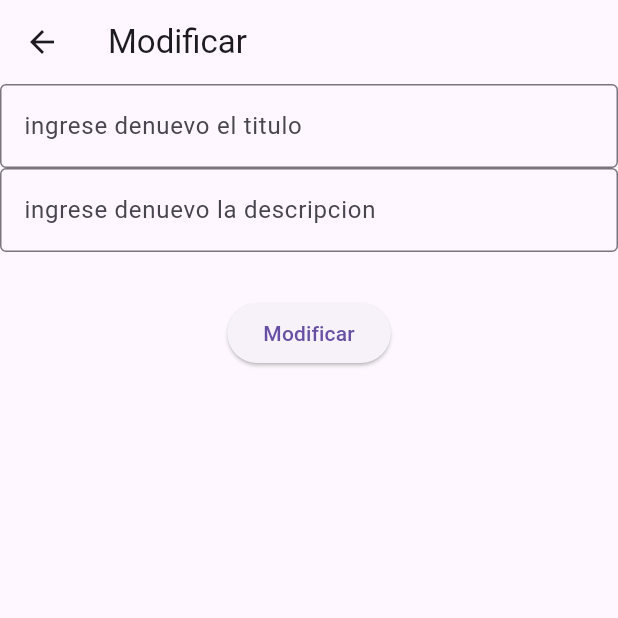
After one commit to ExHultant/Login_Simple, a Flutter app: the Modificar screen opened directly, on a phone screen of 412 x 824 dp, the top half of it. The commit adds this screen. Run offline on Flutter 3.47's test engine with Material 3 defaults, Android fonts, the phone set to English and light mode, and no system bars; our stand-ins replace supabase_flutter; accounts and stored records are empty; network calls fail.

Commit message:
modificacuiones completas
creacion de pantalla de modificacion

```diff
--- /dev/null
+++ b/lib/pantallas/modificar.dart
@@ -0,0 +1,75 @@
+import 'package:flutter/material.dart';
+import 'package:supabase_flutter/supabase_flutter.dart';
+final supabase = Supabase.instance.client;
+
+
+Future<void> main() async {
+  await Supabase.initialize(
+    url: 'https://qndkjfhorupharaphaoa.supabase.co',
+    anonKey: 'eyJhbGciOiJIUzI1NiIsInR5cCI6IkpXVCJ9.eyJpc3MiOiJzdXBhYmFzZSIsInJlZiI6InFuZGtqZmhvcnVwaGFyYXBoYW9hIiwicm9sZSI6ImFub24iLCJpYXQiOjE3MTI1MDQwMjEsImV4cCI6MjAyODA4MDAyMX0.Fok8bU8EcKUZig0MJZjxQZxOf6ZWnWvjwbzwmRvBU-E',
+      );
+
+  runApp(MaterialApp(home: Modificar(),));
+}
+
+
+
+
+class Modificar extends StatefulWidget {
+  const Modificar({super.key});
+
+  @override
+  State<Modificar> createState() => _ModificarState();
+}
+
+class _ModificarState extends State<Modificar> {
+  final controltitulo = TextEditingController();
+  final controldescripcion = TextEditingController();
+
+  @override
+  void initState() {
+    super.initState();
+
+    Supabase.instance.client
+        .channel('contraseñas')
+        .onPostgresChanges(
+            event: PostgresChangeEvent.insert,
+            schema: 'public',
+            table: 'contraseñas',
+            callback: (payload) {
+              debugPrint('');
+
+            })
+        .subscribe();
+  }
+
+
+  @override
+  Widget build(BuildContext context) {
+    return Scaffold(
+      appBar: AppBar(title: const Text('Modificar'),),
+      body: Center(
+        child: Column(
+          children: [
+            TextField(
+                    controller: controltitulo,
+                    decoration:const InputDecoration(
+                    labelText: 'ingrese denuevo el titulo',
+                    border: OutlineInputBorder()
+                  )),
+            TextField(
+                    controller: controldescripcion,
+                    decoration:const InputDecoration(
+                    labelText: 'ingrese denuevo la descripcion',
+                    border: OutlineInputBorder()
+                  )),
+            SizedBox(height: 30,),
+            ElevatedButton(onPressed: () async {
+              await Supabase.instance.client.from('contraseñas').update({'titulos':controltitulo.text,'descripcion':controldescripcion}).match({'contras':controldescripcion});
+            }, child: const Text('Modificar'))
+          ],
+        ),
+      ),
+    );
+  }
+}
--- a/lib/registro.dart
+++ b/lib/registro.dart
@@ -4,9 +4,9 @@ final supabase = Supabase.instance.client;
 
 Future<void> main() async {
   await Supabase.initialize(
-    url: 'https://nrkpoxttysbxitcnligl.supabase.co',
-    anonKey: 'eyJhbGciOiJIUzI1NiIsInR5cCI6IkpXVCJ9.eyJpc3MiOiJzdXBhYmFzZSIsInJlZiI6Im5ya3BveHR0eXNieGl0Y25saWdsIiwicm9sZSI6ImFub24iLCJpYXQiOjE3MTE0Njk1MzUsImV4cCI6MjAyNzA0NTUzNX0.UQTzGaDyyCUepnqj2MzxH3XUyTXpsINyuVxDrB_fiYU',
-  );
+    url: 'https://qndkjfhorupharaphaoa.supabase.co',
+    anonKey: 'eyJhbGciOiJIUzI1NiIsInR5cCI6IkpXVCJ9.eyJpc3MiOiJzdXBhYmFzZSIsInJlZiI6InFuZGtqZmhvcnVwaGFyYXBoYW9hIiwicm9sZSI6ImFub24iLCJpYXQiOjE3MTI1MDQwMjEsImV4cCI6MjAyODA4MDAyMX0.Fok8bU8EcKUZig0MJZjxQZxOf6ZWnWvjwbzwmRvBU-E',
+      );
 
   runApp(MaterialApp(home: Registro(),));
 }
--- a/pubspec.yaml
+++ b/pubspec.yaml
@@ -9,6 +9,7 @@ environment:
 dependencies:
   flutter:
     sdk: flutter
+  google_sign_in: ^6.2.1
   supabase_flutter: ^2.4.0
 
 dev_dependencies:
```
Also changed, not shown: lib/main.dart (+8 -8 lines), lib/menu.dart (+60 -2 lines), lib/pantallas/agregarcontra.dart (+28 -5 lines), lib/pantallas/perfil.dart (+25 -4 lines), pubspec.lock, 1 other file.
